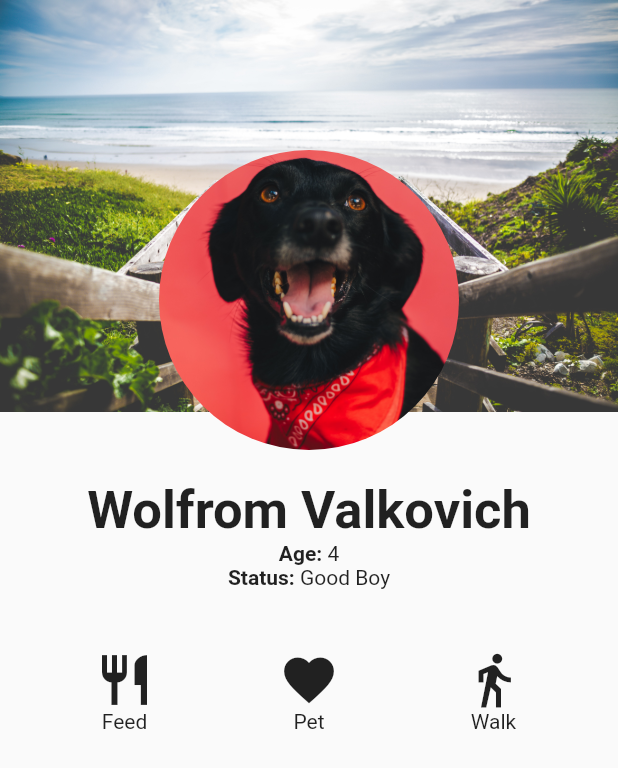
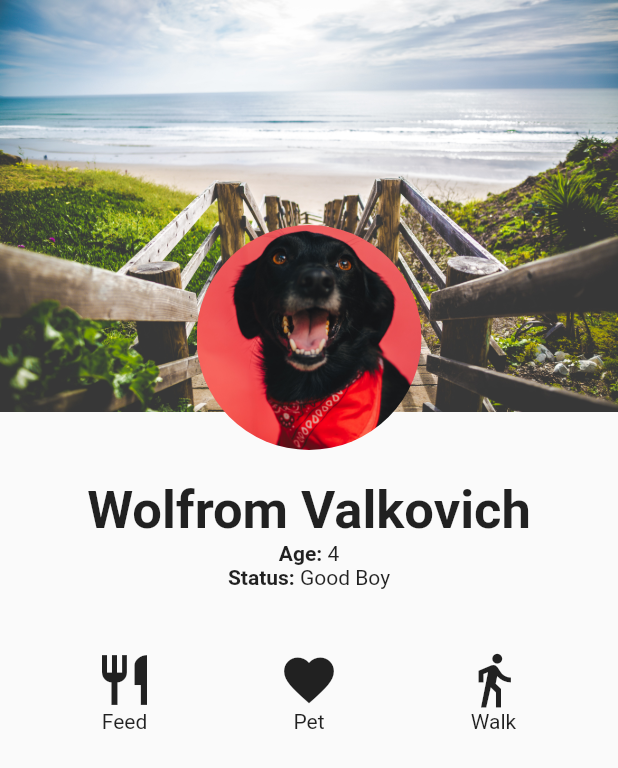
Before and after one commit to carloterrado/dogs, a Flutter app: the screen it shows after launch, on a phone screen of 412 x 824 dp. Shown: the top 768 px of the screen. Run offline on Flutter 3.47's test engine with Material 2 defaults, Android fonts, the phone set to English and light mode, and no system bars.

Commit message:
adjust profile image size and position

```diff
--- a/lib/profile_screen.dart
+++ b/lib/profile_screen.dart
@@ -1,4 +1,3 @@
-import 'package:flutter/cupertino.dart';
 import 'package:flutter/material.dart';
 
 class ProfileScreen extends StatelessWidget {
@@ -9,7 +8,7 @@ class ProfileScreen extends StatelessWidget {
         children: <Widget>[
           Image.asset('assets/beach.jpg'),
           Transform.translate(
-            offset: Offset(0, 100),
+            offset: Offset(0, 150),
             child: Column(
               children: <Widget>[
                 _buildProfileImage(context),
@@ -25,8 +24,8 @@ class ProfileScreen extends StatelessWidget {
 
   Widget _buildProfileImage(BuildContext context) {
     return Container(
-      width: 200,
-      height: 200,
+      width: 150,
+      height: 150,
       child: ClipOval(
         child: Image.asset(
           'assets/dog.jpg',
```
